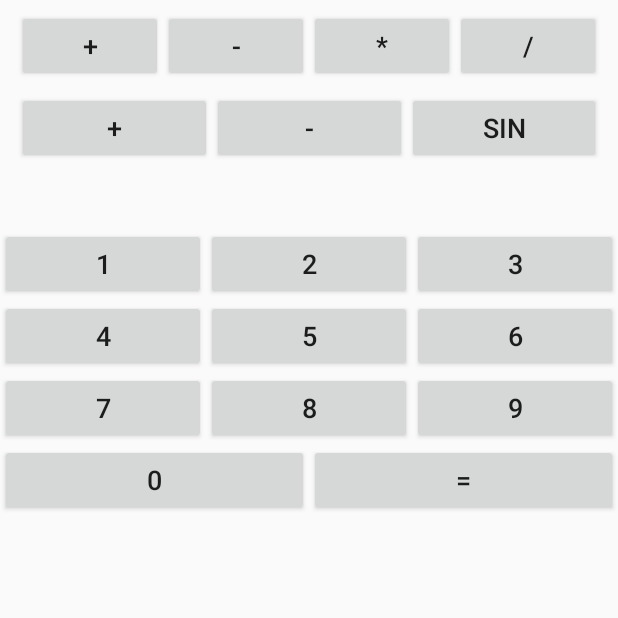
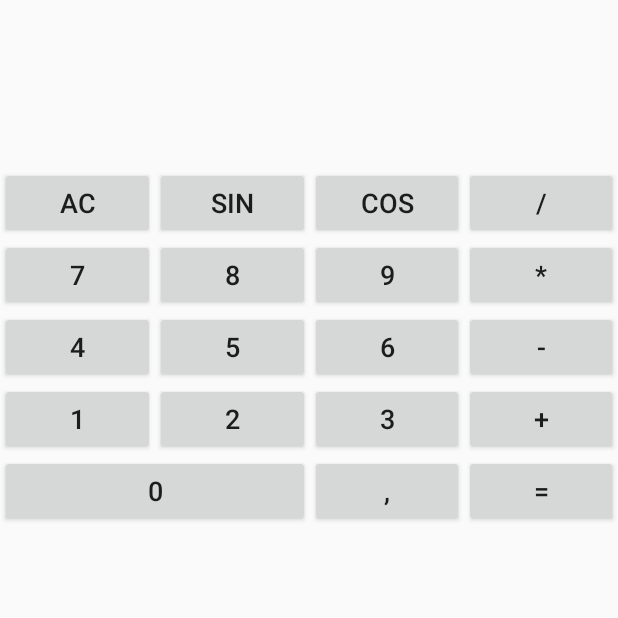
Before and after one commit to Hach-Trykach/Calculator2, an Android app: the screen it shows after launch (MainActivity), on a phone screen of 412 x 824 dp, the top half of it. Run offline under Robolectric (Android 15) with nearby library versions, the phone set to English and light mode, and no system bars.

Commit message:
update activity_main.xml

```diff
--- a/app/src/main/res/layout/activity_main.xml
+++ b/app/src/main/res/layout/activity_main.xml
@@ -5,92 +5,16 @@
     android:layout_width="fill_parent"
     android:layout_height="fill_parent">
 
-    <LinearLayout
-        android:layout_width="match_parent"
-        android:layout_height="wrap_content"
-        android:id="@+id/linearLayout2"
-        android:layout_marginTop="3pt"
-        android:layout_marginLeft="5pt"
-        android:layout_marginRight="5pt">
-        <Button
-            android:layout_height="wrap_content"
-            android:layout_width="match_parent"
-            android:layout_weight="1"
-            android:text="+"
-            android:textSize="8pt"
-            android:id="@+id/btnAdd">
-        </Button>
-        <Button
-            android:layout_height="wrap_content"
-            android:layout_width="match_parent"
-            android:layout_weight="1"
-            android:text="-"
-            android:textSize="8pt"
-            android:id="@+id/btnSub">
-        </Button>
-        <Button
-            android:layout_height="wrap_content"
-            android:layout_width="match_parent"
-            android:layout_weight="1"
-            android:text="*"
-            android:textSize="8pt"
-            android:id="@+id/btnMult">
-        </Button>
-        <Button
-            android:layout_height="wrap_content"
-            android:layout_width="match_parent"
-            android:layout_weight="1"
-            android:text="/"
-            android:textSize="8pt"
-            android:id="@+id/btnDiv">
-        </Button>
-    </LinearLayout>
+    <TextView
+        android:id="@+id/tvResult"
+        android:layout_width="178pt"
+        android:layout_height="50pt"
+        android:layout_marginRight="10pt"
+        android:gravity="center_horizontal"
+        android:textSize="12pt"></TextView>
 
     <LinearLayout
-        android:layout_width="match_parent"
-        android:layout_height="wrap_content"
-        android:id="@+id/linearLayout2"
-        android:layout_marginTop="3pt"
-        android:layout_marginLeft="5pt"
-        android:layout_marginRight="5pt">
-        <Button
-            android:layout_height="wrap_content"
-            android:layout_width="match_parent"
-            android:layout_weight="1"
-            android:text="+"
-            android:textSize="8pt"
-            android:id="@+id/btnAdd">
-        </Button>
-        <Button
-            android:layout_height="wrap_content"
-            android:layout_width="match_parent"
-            android:layout_weight="1"
-            android:text="-"
-            android:textSize="8pt"
-            android:id="@+id/btnSub">
-        </Button>
-        <Button
-            android:layout_height="wrap_content"
-            android:layout_width="match_parent"
-            android:layout_weight="1"
-            android:text="sin"
-            android:textSize="8pt"
-            android:id="@+id/btnSin">
-        </Button>
-    </LinearLayout>
-    <TextView
-        android:layout_height="wrap_content"
-        android:layout_width="match_parent"
-        android:layout_marginLeft="5pt"
-        android:layout_marginRight="5pt"
-        android:textSize="12pt"
-        android:layout_marginTop="3pt"
-        android:id="@+id/tvResult"
-        android:gravity="center_horizontal">
-    </TextView>
-
-    <LinearLayout
-        android:layout_width="match_parent"
+        android:layout_width="wrap_content"
         android:layout_height="match_parent"
         android:orientation="vertical">
 
@@ -98,112 +22,183 @@
             android:layout_width="match_parent"
             android:layout_height="wrap_content"
             android:orientation="horizontal">
+
             <Button
+                android:id="@+id/btnClear"
+                android:layout_width="match_parent"
                 android:layout_height="wrap_content"
+                android:layout_weight="1"
+                android:text="AC"
+                android:textSize="8pt"></Button>
+
+            <Button
+                android:id="@+id/btnSin"
                 android:layout_width="match_parent"
+                android:layout_height="wrap_content"
                 android:layout_weight="1"
-                android:text="1"
-                android:textSize="8pt"
-                android:id="@+id/btn1">
-            </Button>
+                android:text="Sin"
+                android:textSize="8pt"></Button>
+
             <Button
+                android:id="@+id/btnCos"
+                android:layout_width="match_parent"
                 android:layout_height="wrap_content"
+                android:layout_weight="1"
+                android:text="COS"
+                android:textSize="8pt"></Button>
+
+            <Button
+                android:id="@+id/btnDiv"
                 android:layout_width="match_parent"
+                android:layout_height="wrap_content"
                 android:layout_weight="1"
-                android:text="2"
-                android:textSize="8pt"
-                android:id="@+id/btn2">
-            </Button>
-            <Button
-                android:layout_height="wrap_content"
-                android:layout_width="match_parent"
-                android:layout_weight="1"
-                android:text="3"
-                android:textSize="8pt"
-                android:id="@+id/btn3">
-            </Button>
+                android:text="/"
+                android:textSize="8pt"></Button>
         </LinearLayout>
 
         <LinearLayout
             android:layout_width="match_parent"
             android:layout_height="wrap_content"
             android:orientation="horizontal">
+
             <Button
+                android:id="@+id/btn7"
+                android:layout_width="match_parent"
                 android:layout_height="wrap_content"
+                android:layout_weight="1"
+                android:text="7"
+                android:textSize="8pt"></Button>
+
+            <Button
+                android:id="@+id/btn8"
                 android:layout_width="match_parent"
+                android:layout_height="wrap_content"
                 android:layout_weight="1"
-                android:text="4"
-                android:textSize="8pt"
-                android:id="@+id/btn4">
-            </Button>
+                android:text="8"
+                android:textSize="8pt"></Button>
+
             <Button
+                android:id="@+id/btn9"
+                android:layout_width="match_parent"
                 android:layout_height="wrap_content"
+                android:layout_weight="1"
+                android:text="9"
+                android:textSize="8pt"></Button>
+
+            <Button
+                android:id="@+id/btnMult"
                 android:layout_width="match_parent"
+                android:layout_height="wrap_content"
                 android:layout_weight="1"
-                android:text="5"
-                android:textSize="8pt"
-                android:id="@+id/btn5">
-            </Button>
-            <Button
-                android:layout_height="wrap_content"
-                android:layout_width="match_parent"
-                android:layout_weight="1"
-                android:text="6"
-                android:textSize="8pt"
-                android:id="@+id/btn6">
-            </Button>
+                android:text="*"
+                android:textSize="8pt"></Button>
         </LinearLayout>
 
         <LinearLayout
             android:layout_width="match_parent"
             android:layout_height="wrap_content"
             android:orientation="horizontal">
+
             <Button
+                android:id="@+id/btn4"
+                android:layout_width="match_parent"
                 android:layout_height="wrap_content"
+                android:layout_weight="1"
+                android:text="4"
+                android:textSize="8pt"></Button>
+
+            <Button
+                android:id="@+id/btn5"
                 android:layout_width="match_parent"
+                android:layout_height="wrap_content"
                 android:layout_weight="1"
-                android:text="7"
-                android:textSize="8pt"
-                android:id="@+id/btn7">
-            </Button>
+                android:text="5"
+                android:textSize="8pt"></Button>
+
             <Button
+                android:id="@+id/btn6"
+                android:layout_width="match_parent"
                 android:layout_height="wrap_content"
+                android:layout_weight="1"
+                android:text="6"
+                android:textSize="8pt"></Button>
+
+            <Button
+                android:id="@+id/btnSub"
                 android:layout_width="match_parent"
+                android:layout_height="wrap_content"
                 android:layout_weight="1"
-                android:text="8"
-                android:textSize="8pt"
-                android:id="@+id/btn8">
-            </Button>
-            <Button
-                android:layout_height="wrap_content"
-                android:layout_width="match_parent"
-                android:layout_weight="1"
-                android:text="9"
-                android:textSize="8pt"
-                android:id="@+id/btn9">
-            </Button>
+                android:text="-"
+                android:textSize="8pt"></Button>
         </LinearLayout>
 
         <LinearLayout
             android:layout_width="match_parent"
             android:layout_height="wrap_content"
             android:orientation="horizontal">
+
             <Button
+                android:id="@+id/btn1"
+                android:layout_width="match_parent"
                 android:layout_height="wrap_content"
+                android:layout_weight="1"
+                android:text="1"
+                android:textSize="8pt"></Button>
+
+            <Button
+                android:id="@+id/btn2"
                 android:layout_width="match_parent"
+                android:layout_height="wrap_content"
+                android:layout_weight="1"
+                android:text="2"
+                android:textSize="8pt"></Button>
+
+            <Button
+                android:id="@+id/btn3"
+                android:layout_width="match_parent"
+                android:layout_height="wrap_content"
+                android:layout_weight="1"
+                android:text="3"
+
+                android:textSize="8pt"></Button>
+
+            <Button
+                android:id="@+id/btnAdd"
+                android:layout_width="match_parent"
+                android:layout_height="wrap_content"
+                android:layout_weight="1"
+                android:text="+"
+                android:textSize="8pt"></Button>
+        </LinearLayout>
+
+        <LinearLayout
+            android:layout_width="match_parent"
+            android:layout_height="wrap_content"
+            android:orientation="horizontal">
+
+            <Button
+                android:id="@+id/btn0"
+                android:layout_width="515dp"
+                android:layout_height="wrap_content"
                 android:layout_weight="1"
                 android:text="0"
-                android:textSize="8pt"
-                android:id="@+id/btn0">
-            </Button>
+                android:textSize="8pt"></Button>
+
             <Button
+                android:id="@+id/btnZ"
+                android:layout_width="match_parent"
                 android:layout_height="wrap_content"
+                android:layout_weight="1"
+                android:text=","
+                android:textSize="8pt"></Button>
+
+            <Button
+                android:id="@+id/btnResult"
                 android:layout_width="match_parent"
+                android:layout_height="wrap_content"
                 android:layout_weight="1"
                 android:text="="
-                android:textSize="8pt"
-                android:id="@+id/btnResult">
-            </Button>
+                android:textSize="8pt"></Button>
         </LinearLayout>
     </LinearLayout>
 
```
